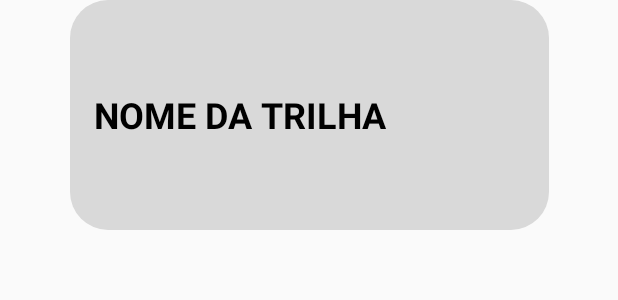
After one commit to gustavomotamacedo/Educai, an Android app: the layout trilhas_row.xml on its own in the app's theme, with its tools: preview values and no code run, on a phone screen of 412 x 824 dp. The commit adds this screen. Shown: the top 300 px of the screen. Run offline under Robolectric (Android 15) with nearby library versions, the phone set to English and light mode, and no system bars.

Commit message:
puxando trilhas do banco de dados

```diff
--- /dev/null
+++ b/app/src/main/res/drawable/shape_trilhas.xml
@@ -0,0 +1,10 @@
+<?xml version="1.0" encoding="utf-8"?>
+<shape xmlns:android="http://schemas.android.com/apk/res/android">
+
+    <solid android:color="#D9D9D9" />
+    <corners android:radius="25dp" />
+    <size
+        android:width="319dp"
+        android:height="153dp" />
+
+</shape>
--- /dev/null
+++ b/app/src/main/res/layout/trilhas_row.xml
@@ -0,0 +1,27 @@
+<?xml version="1.0" encoding="utf-8"?>
+<androidx.constraintlayout.widget.ConstraintLayout xmlns:android="http://schemas.android.com/apk/res/android"
+    xmlns:app="http://schemas.android.com/apk/res-auto"
+    xmlns:tools="http://schemas.android.com/tools"
+    android:layout_width="match_parent"
+    android:layout_height="wrap_content"
+    android:layout_gravity="center_horizontal"
+    android:textAlignment="gravity">
+
+    <TextView
+        android:id="@+id/txtTrilhaNome"
+        android:layout_width="wrap_content"
+        android:layout_height="wrap_content"
+        android:layout_marginBottom="16dp"
+        android:background="@drawable/shape_trilhas"
+        android:gravity="center_vertical"
+        android:padding="16dp"
+        android:text="NOME DA TRILHA"
+        android:textColor="@color/black"
+        android:textSize="24sp"
+        android:textStyle="bold"
+        app:layout_constraintBottom_toBottomOf="parent"
+        app:layout_constraintEnd_toEndOf="parent"
+        app:layout_constraintStart_toStartOf="parent"
+        app:layout_constraintTop_toTopOf="parent" />
+
+</androidx.constraintlayout.widget.ConstraintLayout>
```
Also changed, not shown: app/src/main/java/edu/wecti/educai/model/AssuntoModel.java (added, +71 -0 lines), app/src/main/java/edu/wecti/educai/model/TrilhaModel.java (added, +40 -0 lines), app/src/main/java/edu/wecti/educai/model/TrilhasAdapter.java (added, +51 -0 lines), app/src/main/java/edu/wecti/educai/view/ConteudosActivity.java (+59 -3 lines), app/src/main/res/layout/activity_conteudos.xml (+12 -0 lines).
